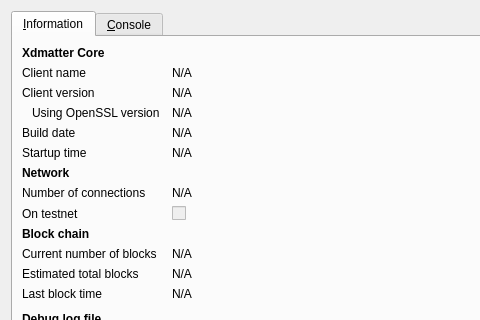
First picture: the form in src/qt/forms/rpcconsole.ui, repository xdmatter/litecoin, before the edit; both pictures show x 0 to 480 and y 0 to 320 of the 740 by 450 pixel window.
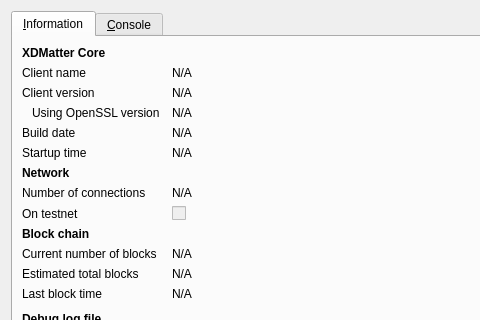
Second picture: the form after the edit. Icons and pictures are not drawn.

Patch:
```diff
--- a/src/qt/forms/rpcconsole.ui
+++ b/src/qt/forms/rpcconsole.ui
@@ -36,7 +36,7 @@
           </font>
          </property>
          <property name="text">
-          <string>Xdmatter Core</string>
+          <string>XDMatter Core</string>
          </property>
         </widget>
        </item>
```
Left out of the diff: 6 changed lines with no effect on the pictures.
